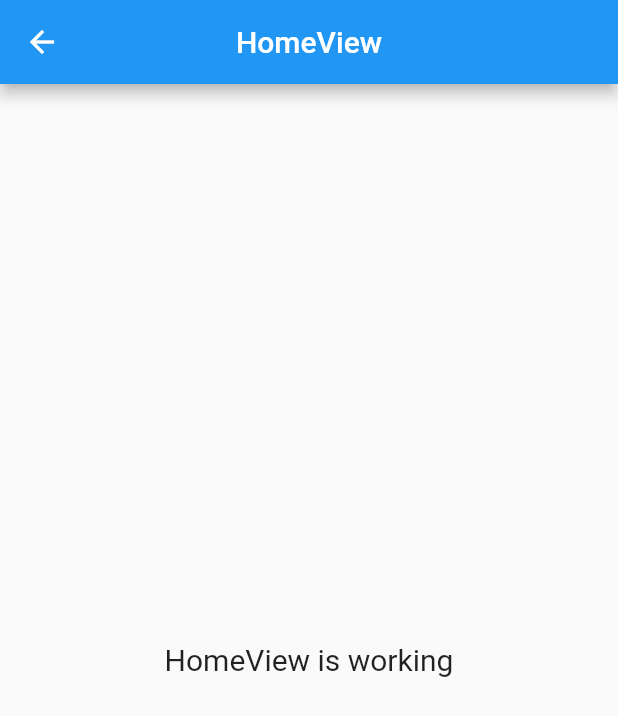
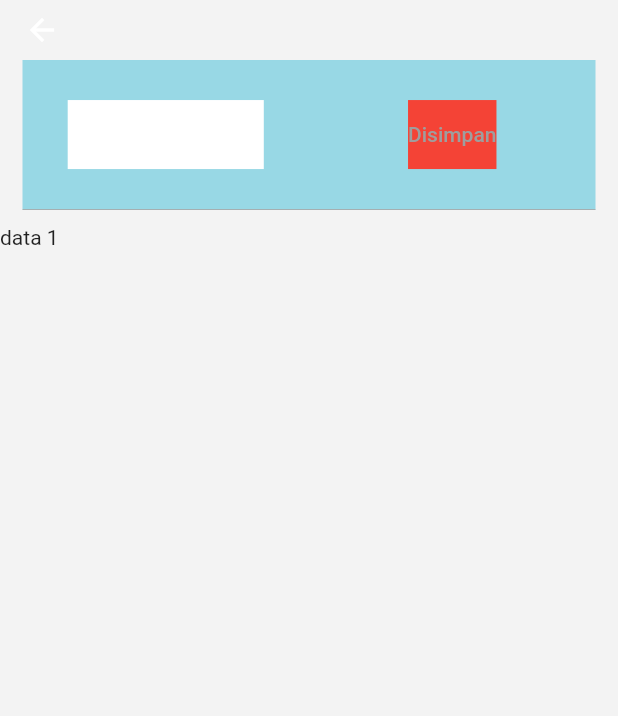
Before and after one commit to IndarMuis/dentalk-anatomy, a Flutter app: the HomeView screen opened by its route, on a phone screen of 412 x 824 dp. Shown: the top 716 px of the screen. Run offline on Flutter 3.47's test engine with Material 2 defaults, Android fonts, the phone set to English and light mode, and no system bars; our stand-ins replace get, google_fonts, introduction_screen.

Commit message:
feat: build constant theme

```diff
--- /dev/null
+++ b/lib/app/modules/constant.dart
@@ -0,0 +1,23 @@
+import 'package:flutter/material.dart';
+import 'package:google_fonts/google_fonts.dart';
+
+class Constant {
+  static const double horizontalPadding = 16.0;
+  static const double verticalPadding = 24.0;
+
+  static const Color whiteColor = Color(0xffffffff);
+  static const Color backgroundColor = Color(0xffF3F3F3);
+
+  static const Color lightnestColor = Color(0xff98D8E5);
+  static const Color lightColor = Color(0xff5CC6CB);
+  static const Color baseColor = Color(0xff379296);
+  static const Color darkColor = Color(0xff266162);
+  static const Color darknestColor = Color(0xff173D3C);
+
+  static TextStyle primaryTextStyle = GoogleFonts.poppins();
+
+  static const FontWeight boldFontWeight = FontWeight.w700;
+  static const FontWeight semiBoldFontWeight = FontWeight.w600;
+  static const FontWeight mediumFontWeight = FontWeight.w500;
+  static const FontWeight regularFontWeight = FontWeight.w400;
+}
--- a/lib/app/modules/home/views/home_view.dart
+++ b/lib/app/modules/home/views/home_view.dart
@@ -1,3 +1,4 @@
+import 'package:dentalk_anatomy/app/modules/constant.dart';
 import 'package:flutter/material.dart';
 
 import 'package:get/get.dart';
@@ -7,15 +8,74 @@ import '../controllers/home_controller.dart';
 class HomeView extends GetView<HomeController> {
   @override
   Widget build(BuildContext context) {
-    return Scaffold(
-      appBar: AppBar(
-        title: Text('HomeView'),
-        centerTitle: true,
-      ),
-      body: Center(
-        child: Text(
-          'HomeView is working',
-          style: TextStyle(fontSize: 20),
+    return SafeArea(
+      child: Scaffold(
+        backgroundColor: Constant.backgroundColor,
+        appBar: AppBar(
+          toolbarHeight: 30,
+          backgroundColor: Constant.backgroundColor,
+          elevation: 0,
+        ),
+        body: DefaultTabController(
+          initialIndex: 0,
+          length: 2,
+          child: Column(
+            children: [
+              Container(
+                height: 100,
+                margin: EdgeInsets.symmetric(vertical: 10, horizontal: 15),
+                decoration: BoxDecoration(
+                    // borderRadius: BorderRadius.circular(20),
+                    color: Constant.lightnestColor,
+                    border: Border(
+                        bottom: BorderSide(width: 0.5, color: Colors.grey))),
+                child: TabBar(
+                    // labelStyle: primaryTextStyle.copyWith(
+                    //     fontWeight: semiBold, fontSize: 15),
+                    // labelColor: primaryColor,
+                    unselectedLabelColor: Colors.grey,
+                    // controller: tabController,
+                    // indicator: BoxDecoration(
+                    //     border: Border(
+                    //         bottom: BorderSide(
+                    //   width: 4,
+                    //   color: Colors.red,
+                    // ))),
+                    indicatorColor: Colors.transparent,
+                    indicatorWeight: 0.1,
+                    tabs: [
+                      Tab(
+                        child: Container(
+                          padding: EdgeInsets.all(30),
+                          height: 90,
+                          decoration: BoxDecoration(color: Colors.white),
+                          child: Text(
+                            "Raidology",
+                            style: Constant.primaryTextStyle.copyWith(
+                              color: Constant.darknestColor,
+                            ),
+                          ),
+                        ),
+                      ),
+                      Container(
+                        color: Colors.red,
+                        child: Tab(
+                          text: "Disimpan",
+                        ),
+                      ),
+                    ]),
+              ),
+              Expanded(
+                  child: TabBarView(children: [
+                Container(
+                  child: Text("data 1"),
+                ),
+                Container(
+                  child: Text("data 1"),
+                )
+              ]))
+            ],
+          ),
         ),
       ),
     );
--- a/lib/app/modules/landing_page/views/landing_page_view.dart
+++ b/lib/app/modules/landing_page/views/landing_page_view.dart
@@ -35,7 +35,7 @@ class LandingPageView extends GetView<LandingPageController> {
       ),
       done: Row(
         children: [
-          Text('Swipe Right',
+          Text('Continue',
               style: TextStyle(
                   fontSize: 20,
                   fontWeight: FontWeight.bold,
--- a/pubspec.yaml
+++ b/pubspec.yaml
@@ -7,9 +7,10 @@ environment:
 
 dependencies:
   cupertino_icons: ^1.0.2
-  get: 4.6.5
   flutter:
     sdk: flutter
+  get: 4.6.5
+  google_fonts: ^4.0.0
 
 dev_dependencies:
   flutter_lints: ^2.0.0
```
Also changed, not shown: pubspec.lock, 1 other file.
